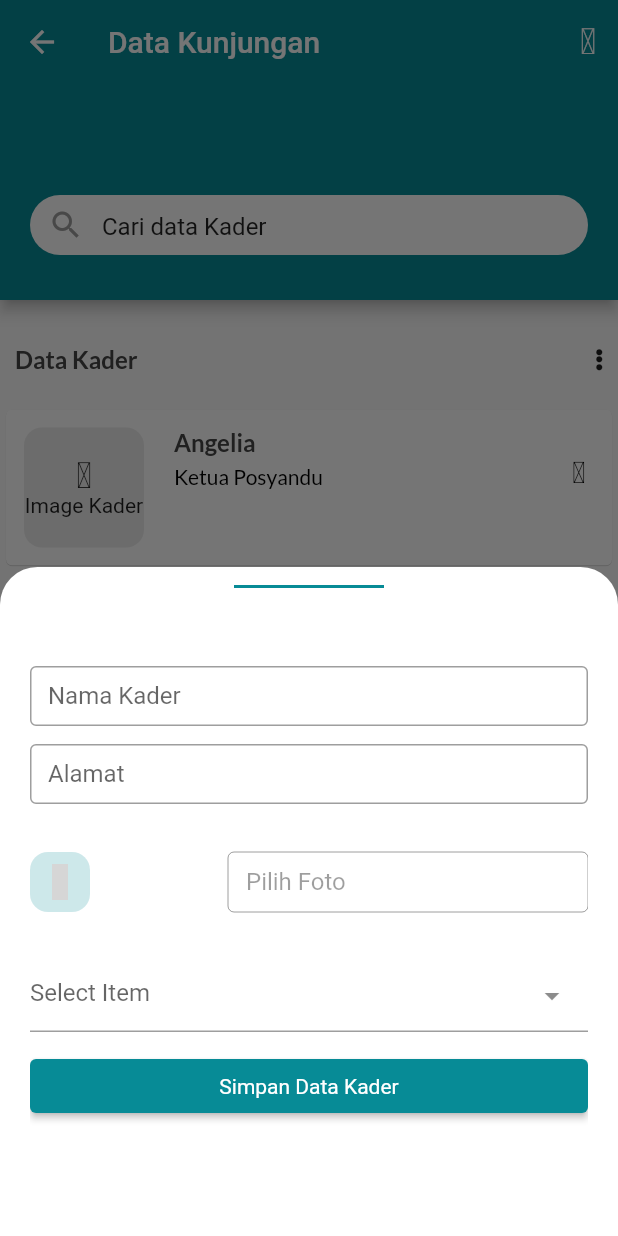
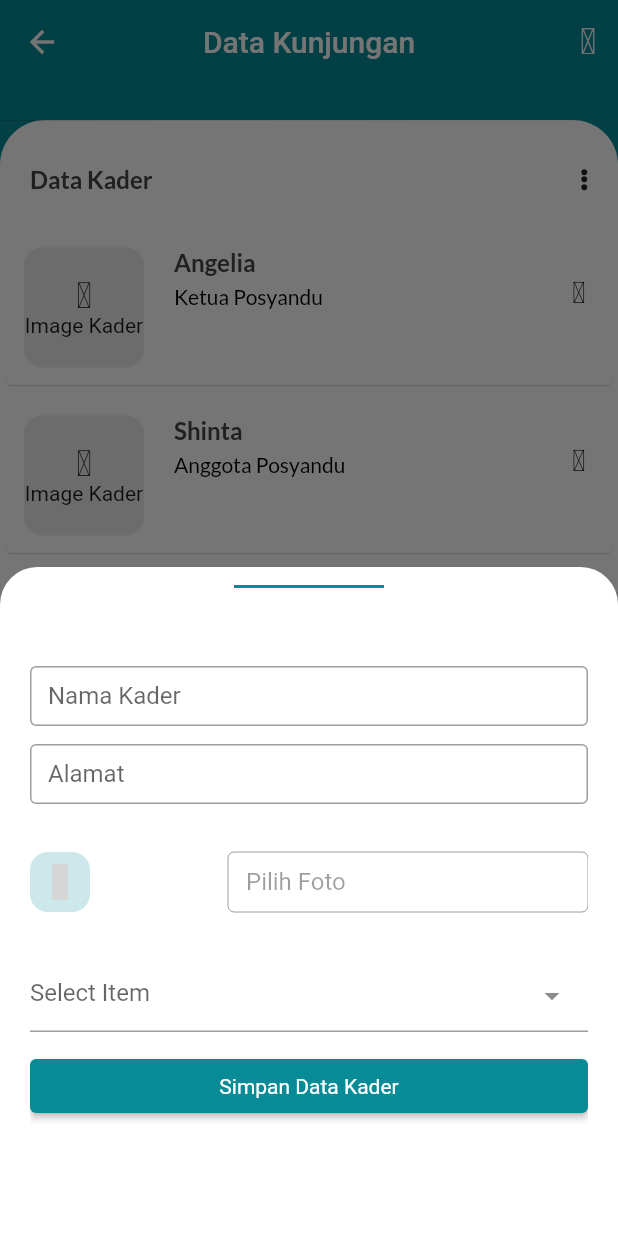
Before and after one commit to Roufmajidin/posyanduCare_mini-project_Rouf-Majidin, a Flutter app: the KaderPage screen opened directly with empty values, after a tap on "Kader Posyandu", on a phone screen of 412 x 824 dp. Run offline on Flutter 3.47's test engine with Material 2 defaults, Android fonts, the phone set to English and light mode, and no system bars; drawn by our look-alikes of dropdown_textfield; our stand-ins replace google_fonts, iconly, readmore; missing offline and left inert: weekly_date_picker; grey boxes are pictures that could not be loaded.

Commit message:
update UI Kader Page

```diff
--- a/lib/view/detail_screen/kader.dart
+++ b/lib/view/detail_screen/kader.dart
@@ -21,10 +21,8 @@ class KaderPage extends StatelessWidget {
 
     return Scaffold(
       appBar: customAppBar(mediaquery),
-      body: SingleChildScrollView(
-          scrollDirection: Axis.vertical,
-          physics: NeverScrollableScrollPhysics(),
-          child: SizedBox(
+      backgroundColor: AppTheme.primaryColor,
+      body: SizedBox(
         height: mediaquery.size.height * 1,
         child: Column(
           children: [
@@ -32,7 +30,7 @@ class KaderPage extends StatelessWidget {
             // Spacer(),
           ],
         ),
-          )),
+      ),
       floatingActionButton: ElevatedButton.icon(
           onPressed: () {
             var mediaQ = MediaQuery.of(context);
@@ -49,41 +47,143 @@ class KaderPage extends StatelessWidget {
 
   PreferredSize customAppBar(MediaQueryData mediaquery) {
     return PreferredSize(
-      preferredSize: const Size.fromHeight(200.0),
+      preferredSize: const Size.fromHeight(80.0),
       child: AppBar(
+        elevation: 0.3,
         backgroundColor: AppTheme.primaryColor,
         title: Text(menu[index]['judul']),
+        centerTitle: true,
         actions: const [
           Padding(
             padding: EdgeInsets.only(right: 8.0),
-            child: Icon(IconlyBroken.info_circle),
+            child: Icon(IconlyBroken.info_square),
           )
         ],
-        flexibleSpace: Padding(
-          padding: const EdgeInsets.only(top: 130.0, left: 20, right: 20),
+      ),
+    );
+  }
+
+  listKader(mediaQuery) {
+    return Expanded(
       child: Container(
+        decoration: const BoxDecoration(
+            color: Colors.white,
+            borderRadius: BorderRadius.only(
+                topLeft: Radius.circular(30), topRight: Radius.circular(30))),
+        child: Column(
+          children: [
+            Padding(
+              padding: const EdgeInsets.only(
+                  top: 30.0, left: 20, right: 20, bottom: 20),
+              child: Row(
+                mainAxisAlignment: MainAxisAlignment.spaceBetween,
+                children: [
+                  Text(
+                    "Data Kader",
+                    style: PrimaryTextStyle.judulStyle,
+                  ),
+                  Column(
+                    children: const [
+                      Icon(
+                        Icons.circle,
+                        size: 5,
+                      ),
+                      Icon(
+                        Icons.circle,
+                        size: 5,
+                      ),
+                      Icon(
+                        Icons.circle,
+                        size: 5,
+                      ),
+                    ],
+                  )
+                ],
+              ),
+            ),
+            SizedBox(
+              height: mediaQuery.size.height * 0.8,
+              width: mediaQuery.size.width * 5,
+              child: ListView.builder(
+                padding: const EdgeInsets.only(bottom: 20),
+                scrollDirection: Axis.vertical,
+                physics: ScrollPhysics(),
+                itemCount: kader.length,
+                itemBuilder: (context, index) {
+                  return Card(
+                    elevation: 0.2,
+                    child: Container(
+                      padding: const EdgeInsets.all(12),
+                      child: Row(
+                        crossAxisAlignment: CrossAxisAlignment.start,
+                        mainAxisAlignment: MainAxisAlignment.spaceBetween,
+                        children: [
+                          Container(
                               decoration: BoxDecoration(
-                  color: Colors.white, borderRadius: BorderRadius.circular(40)),
-              width: mediaquery.size.width * 15,
+                                  color: Colors.grey.withOpacity(0.2),
+                                  borderRadius: BorderRadius.circular(12)),
+                              height: 80,
+                              width: 80,
+                              child: Column(
+                                mainAxisAlignment: MainAxisAlignment.center,
+                                children: const [
+                                  Icon(IconlyBroken.hide),
+                                  Text("Image Kader")
+                                ],
+                              )
+                              // Image.asset(
+                              //   listBerita[index]["gambar"].toString(),
+                              //   fit: BoxFit.contain,
+                              // )
+                              ),
+                          const SizedBox(
+                            width: 20,
+                          ),
+                          Column(
+                            crossAxisAlignment: CrossAxisAlignment.start,
+                            children: [
+                              Text(
+                                kader[index]["namaKader"],
+                                style: PrimaryTextStyle.judulStyle,
+                              ),
+                              const SizedBox(
+                                height: 5,
+                              ),
+                              Text(
+                                kader[index]["posisiJabatan"],
+                                style: PrimaryTextStyle.subTxt,
+                              ),
+                            ],
+                          ),
+                          Spacer(),
+                          GestureDetector(
+                            onTap: () {
+                              log("masuk Ke detail Kader");
+                              Navigator.of(context).push(MaterialPageRoute(
+                                  builder: (context) => KaderDetail(
+                                        index: index,
+                                      )));
+                            },
+                            child: const SizedBox(
                               height: 40,
-              alignment: Alignment.center,
-              child: TextFormField(
-                initialValue: "Cari data Kader",
-                decoration: InputDecoration(
-                  // fillColor: Colors.white,
-                  prefixIcon: const Icon(
-                    Icons.search,
-                    color: Colors.grey,
+                              child: Align(
+                                alignment: Alignment.bottomCenter,
+                                child: Icon(
+                                  IconlyBroken.arrow_right_2,
+                                  size: 20,
+                                  color: Colors.black,
                                 ),
-                  hintText: "Search",
-
-                  enabledBorder: InputBorder.none,
-                  focusedBorder: OutlineInputBorder(
-                      borderRadius: BorderRadius.circular(40),
-                      borderSide:
-                          const BorderSide(width: 2, color: Colors.white)),
                               ),
-              )),
+                            ),
+                          )
+                        ],
+                      ),
+                    ),
+                  );
+                },
+              ),
+            ),
+          ],
         ),
       ),
     );
@@ -263,122 +363,4 @@ class KaderPage extends StatelessWidget {
           ]);
         });
   }
-
-  listKader(mediaQuery) {
-    return Column(
-      children: [
-        Padding(
-          padding:
-              const EdgeInsets.only(top: 30.0, left: 10, right: 10, bottom: 20),
-          child: Row(
-            mainAxisAlignment: MainAxisAlignment.spaceBetween,
-            children: [
-              Text(
-                "Data Kader",
-                style: PrimaryTextStyle.judulStyle,
-              ),
-              Column(
-                children: const [
-                  Icon(
-                    Icons.circle,
-                    size: 5,
-                  ),
-                  Icon(
-                    Icons.circle,
-                    size: 5,
-                  ),
-                  Icon(
-                    Icons.circle,
-                    size: 5,
-                  ),
-                ],
-              )
-            ],
-          ),
-        ),
-        SizedBox(
-          height: 600,
-          width: mediaQuery.size.width * 5,
-          child: ListView.builder(
-            padding: const EdgeInsets.only(bottom: 20),
-            scrollDirection: Axis.vertical,
-            physics: ScrollPhysics(),
-            itemCount: kader.length,
-            itemBuilder: (context, index) {
-              return Card(
-                elevation: 0.2,
-                child: Container(
-                  padding: const EdgeInsets.all(12),
-                  child: Row(
-                    crossAxisAlignment: CrossAxisAlignment.start,
-                    mainAxisAlignment: MainAxisAlignment.spaceBetween,
-                    children: [
-                      Container(
-                          decoration: BoxDecoration(
-                              color: Colors.grey.withOpacity(0.2),
-                              borderRadius: BorderRadius.circular(12)),
-                          height: 80,
-                          width: 80,
-                          child: Column(
-                            mainAxisAlignment: MainAxisAlignment.center,
-                            children: const [
-                              Icon(IconlyBroken.hide),
-                              Text("Image Kader")
-                            ],
-                          )
-                          // Image.asset(
-                          //   listBerita[index]["gambar"].toString(),
-                          //   fit: BoxFit.contain,
-                          // )
-                          ),
-                      const SizedBox(
-                        width: 20,
-                      ),
-                      Column(
-                        crossAxisAlignment: CrossAxisAlignment.start,
-                        children: [
-                          Text(
-                            kader[index]["namaKader"],
-                            style: PrimaryTextStyle.judulStyle,
-                          ),
-                          const SizedBox(
-                            height: 5,
-                          ),
-                          Text(
-                            kader[index]["posisiJabatan"],
-                            style: PrimaryTextStyle.subTxt,
-                          ),
-                        ],
-                      ),
-                      Spacer(),
-                      GestureDetector(
-                        onTap: () {
-                          log("masuk Ke detail Kader");
-                          Navigator.of(context).push(MaterialPageRoute(
-                              builder: (context) => KaderDetail(
-                                    index: index,
-                                  )));
-                        },
-                        child: const SizedBox(
-                          height: 40,
-                          child: Align(
-                            alignment: Alignment.bottomCenter,
-                            child: Icon(
-                              IconlyBroken.arrow_right_2,
-                              size: 20,
-                              color: Colors.black,
-                            ),
-                          ),
-                        ),
-                      )
-                    ],
-                  ),
-                ),
-              );
-            },
-          ),
-        ),
-      ],
-    );
 }
-}
```
Lines whose indentation alone changed are shown as unchanged.
